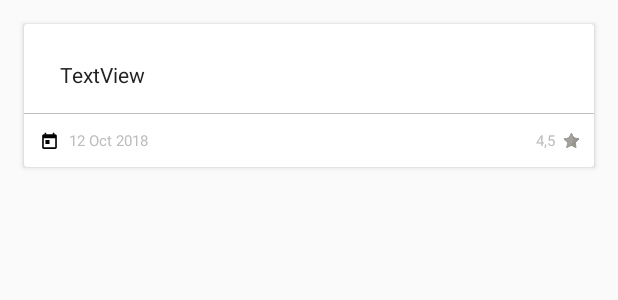
After one commit to FranciscoJavierMartin/chat-android, an Android app: the layout fragment_rates_item.xml on its own in the app's theme, with its tools: preview values and no code run, on a phone screen of 412 x 824 dp. The commit adds this screen. Shown: the top 300 px of the screen. Run offline under Robolectric (Android 15) with nearby library versions, the phone set to English and light mode, and no system bars.

Commit message:
Rates fragment item layout created

```diff
--- a/app/build.gradle
+++ b/app/build.gradle
@@ -29,6 +29,7 @@ dependencies {
     implementation 'com.android.support:appcompat-v7:28.0.0'
     implementation 'com.android.support.constraint:constraint-layout:1.1.3'
     implementation 'com.android.support:support-v4:28.0.0'
+    implementation 'com.android.support:cardview-v7:28.0.0'
     testImplementation 'junit:junit:4.12'
     androidTestImplementation 'com.android.support.test:runner:1.0.2'
     androidTestImplementation 'com.android.support.test.espresso:espresso-core:3.0.2'
--- a/app/src/main/java/com/azure/firechatapp/fragments/ChatFragment.kt
+++ b/app/src/main/java/com/azure/firechatapp/fragments/ChatFragment.kt
@@ -80,7 +80,7 @@ class ChatFragment : Fragment() {
             if(messageText.isNotEmpty()){
                 val photo = currentUser.photoUrl?.let { currentUser.photoUrl.toString() } ?: run { "" }
 
-                val message = Message(currentUser.uid, messageText, currentUser.photoUrl.toString(), Date())
+                val message = Message(currentUser.uid, messageText, photo, Date())
                 saveMessage(message)
                 _view.editTextMessage.setText("")
             }
--- /dev/null
+++ b/app/src/main/res/layout/fragment_rates_item.xml
@@ -0,0 +1,102 @@
+<?xml version="1.0" encoding="utf-8"?>
+<LinearLayout
+        xmlns:android="http://schemas.android.com/apk/res/android"
+        xmlns:card_view="http://schemas.android.com/apk/res-auto"
+        android:layout_width="match_parent"
+        android:layout_height="wrap_content">
+
+    <android.support.v7.widget.CardView
+        android:layout_width="match_parent"
+        android:layout_height="wrap_content"
+        android:layout_margin="16dp">
+
+        <android.support.constraint.ConstraintLayout
+                android:layout_width="match_parent"
+                android:layout_height="match_parent">
+
+            <TextView
+                    android:id="@+id/textViewRate"
+                    android:layout_height="wrap_content"
+                    android:layout_width="match_parent"
+                    android:layout_marginEnd="8dp"
+                    android:layout_marginStart="8dp"
+                    android:layout_marginTop="8dp"
+                    android:text="TextView"
+                    android:padding="16dp"
+                    android:textColor="@color/colorTextBlack"
+                    card_view:layout_constraintStart_toStartOf="parent"
+                    card_view:layout_constraintEnd_toEndOf="parent"
+                    card_view:layout_constraintTop_toTopOf="parent"/>
+            <android.support.constraint.ConstraintLayout
+                    xmlns:app="http://schemas.android.com/tools"
+                    android:layout_width="match_parent"
+                    android:layout_height="36dp"
+                    card_view:layout_constraintTop_toBottomOf="@+id/textViewRate">
+                <View
+                        android:id="@+id/viewSeparator"
+                        android:layout_width="0dp"
+                        android:layout_height="0.3dp"
+                        android:background="@color/colorDivider"
+                        card_view:layout_constraintEnd_toEndOf="parent"
+                        card_view:layout_constraintStart_toStartOf="parent"/>
+
+                <ImageView
+                        android:id="@+id/imageViewCalendar"
+                        android:layout_width="18dp"
+                        android:layout_height="18dp"
+                        android:layout_marginStart="8dp"
+                        android:background="@drawable/ic_calendar_foreground"
+                        card_view:layout_constraintBottom_toBottomOf="parent"
+                        card_view:layout_constraintStart_toStartOf="parent"
+                        card_view:layout_constraintTop_toTopOf="parent"/>
+
+                <TextView
+                        android:id="@+id/textViewCalendar"
+                        android:layout_width="wrap_content"
+                        android:layout_height="wrap_content"
+                        android:layout_marginStart="4dp"
+                        android:text="12 Oct 2018"
+                        android:textColor="@color/colorSecondaryText"
+                        android:textSize="10sp"
+                        card_view:layout_constraintBottom_toBottomOf="parent"
+                        card_view:layout_constraintStart_toEndOf="@+id/imageViewCalendar"
+                        card_view:layout_constraintTop_toTopOf="parent"/>
+
+                <ImageView
+                        android:id="@+id/imageViewStar"
+                        android:layout_width="14dp"
+                        android:layout_height="14dp"
+                        android:layout_marginEnd="8dp"
+                        card_view:layout_constraintBottom_toBottomOf="parent"
+                        card_view:layout_constraintEnd_toEndOf="parent"
+                        card_view:layout_constraintTop_toTopOf="parent"
+                        card_view:srcCompat="@drawable/ic_rating_star_empty"/>
+
+                <TextView
+                        android:id="@+id/textViewStar"
+                        android:layout_width="wrap_content"
+                        android:layout_height="wrap_content"
+                        android:layout_marginEnd="4dp"
+                        android:text="4,5"
+                        android:textColor="@color/colorSecondaryText"
+                        android:textSize="10sp"
+                        card_view:layout_constraintBottom_toBottomOf="parent"
+                        card_view:layout_constraintEnd_toStartOf="@+id/imageViewStar"
+                        card_view:layout_constraintTop_toTopOf="parent"/>
+
+                <ImageView
+                        android:id="@+id/imageViewProfile"
+                        android:layout_width="28dp"
+                        android:layout_height="28dp"
+                        android:layout_marginEnd="8dp"
+                        android:layout_marginStart="8dp"
+                        card_view:layout_constraintBottom_toBottomOf="parent"
+                        card_view:layout_constraintEnd_toEndOf="parent"
+                        card_view:layout_constraintStart_toStartOf="parent"
+                        card_view:layout_constraintTop_toTopOf="@+id/viewSeparator"/>
+
+            </android.support.constraint.ConstraintLayout>
+        </android.support.constraint.ConstraintLayout>
+
+    </android.support.v7.widget.CardView>
+</LinearLayout>
--- a/app/src/main/res/values/strings.xml
+++ b/app/src/main/res/values/strings.xml
@@ -40,4 +40,10 @@
 
     <!-- Menu options -->
     <string name="options_menu_log_out">Log out</string>
+
+    <!-- Dialogs -->
+    <string name="dialog_title">Rate the App!</string>
+    <string name="dialog_edit_text_hint">Leave your feedback</string>
+    <string name="dialog_ok">Rate</string>
+    <string name="dialog_cancel">Cancel</string>
 </resources>
--- a/app/src/main/res/values/styles.xml
+++ b/app/src/main/res/values/styles.xml
@@ -17,4 +17,10 @@
         <item name="android:windowDisablePreview">true</item>
     </style>
 
+    <style name="custom_rating_bar" parent="@android:style/Widget.RatingBar">
+        <item name="android:progressDrawable">@drawable/rating_bar_custom</item>
+        <item name="android:minHeight">48dip</item>
+        <item name="android:maxHeight">48dip</item>
+    </style>
+
 </resources>
```
Also changed, not shown: app/src/main/java/com/azure/firechatapp/dialogues/RateDialog.kt (added, +23 -0 lines), app/src/main/res/drawable/rating_bar_custom.xml (added, +12 -0 lines), app/src/main/res/layout/dialog_rate.xml (added, +38 -0 lines).
